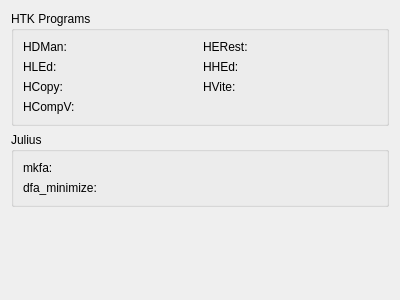
Old version of the form simonlib/speechmodelcompilation/config/externalprograms.ui in the repository KDE/simon.
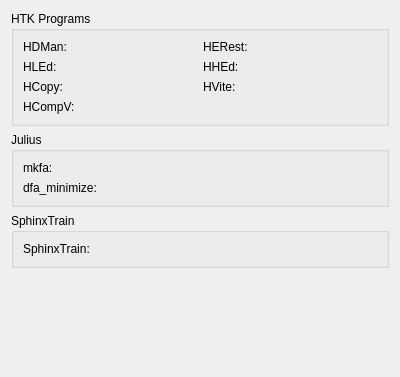
New version of the form. Custom widgets are drawn as their Qt base class.

```diff
--- a/simonlib/speechmodelcompilation/config/externalprograms.ui
+++ b/simonlib/speechmodelcompilation/config/externalprograms.ui
@@ -7,7 +7,7 @@
     <x>0</x>
     <y>0</y>
     <width>400</width>
-    <height>300</height>
+    <height>377</height>
    </rect>
   </property>
   <property name="windowTitle">
@@ -213,6 +213,28 @@
      </layout>
     </widget>
    </item>
+   <item>
+    <widget class="QGroupBox" name="groupBox">
+     <property name="title">
+      <string>SphinxTrain</string>
+     </property>
+     <layout class="QHBoxLayout" name="horizontalLayout_4">
+      <item>
+       <widget class="QLabel" name="lbSphinxTrain">
+        <property name="text">
+         <string>SphinxTrain:</string>
+        </property>
+        <property name="buddy">
+         <cstring>kcfg_mkfa</cstring>
+        </property>
+       </widget>
+      </item>
+      <item>
+       <widget class="KUrlRequester" name="kcfg_sphinxtrain"/>
+      </item>
+     </layout>
+    </widget>
+   </item>
    <item>
     <spacer name="verticalSpacer_2">
      <property name="orientation">
```
